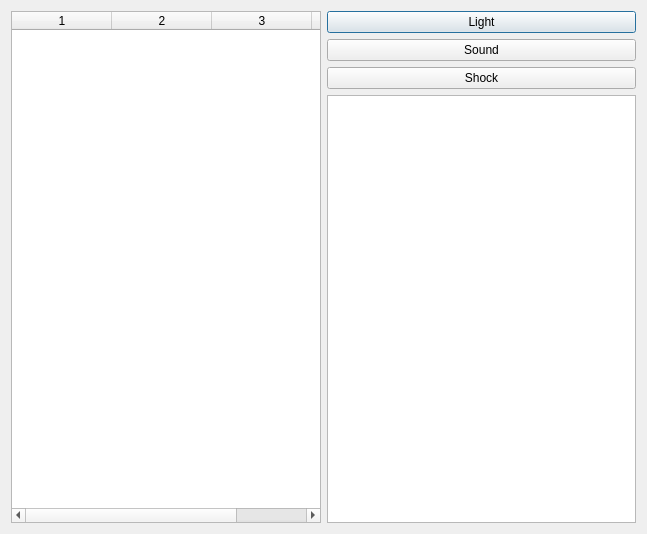
First picture: the form in dialogdevicemsg.ui, repository IvanTsantsarov/herdmind-simulator, before the edit.
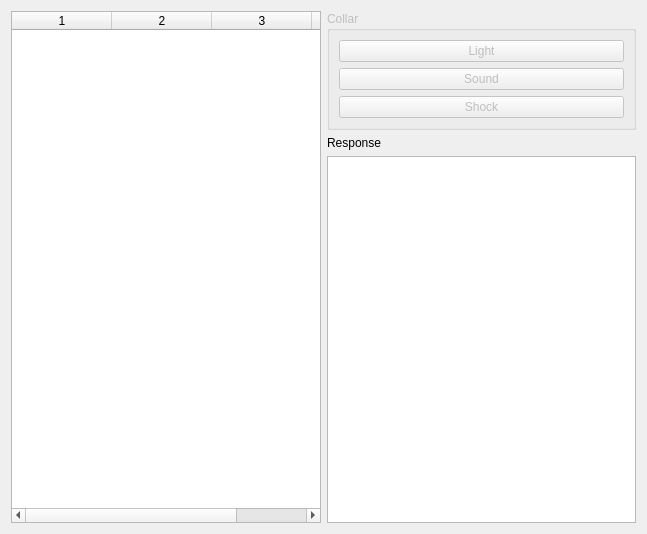
Second picture: the form after the edit.

```diff
--- a/dialogdevicemsg.ui
+++ b/dialogdevicemsg.ui
@@ -40,6 +40,17 @@
       </widget>
      </item>
      <item>
+      <layout class="QVBoxLayout" name="verticalLayout_3">
+       <item>
+        <widget class="QGroupBox" name="groupCollar">
+         <property name="enabled">
+          <bool>false</bool>
+         </property>
+         <property name="title">
+          <string>Collar</string>
+         </property>
+         <layout class="QVBoxLayout" name="verticalLayout_2">
+          <item>
       <layout class="QVBoxLayout" name="verticalLayout">
        <item>
         <widget class="QPushButton" name="btnSendLight">
@@ -59,6 +70,18 @@
         <widget class="QPushButton" name="btnSendShock">
          <property name="text">
           <string>Shock</string>
+              </property>
+             </widget>
+            </item>
+           </layout>
+          </item>
+         </layout>
+        </widget>
+       </item>
+       <item>
+        <widget class="QLabel" name="label">
+         <property name="text">
+          <string>Response</string>
          </property>
         </widget>
        </item>
```
Lines whose indentation alone changed are shown as unchanged.
